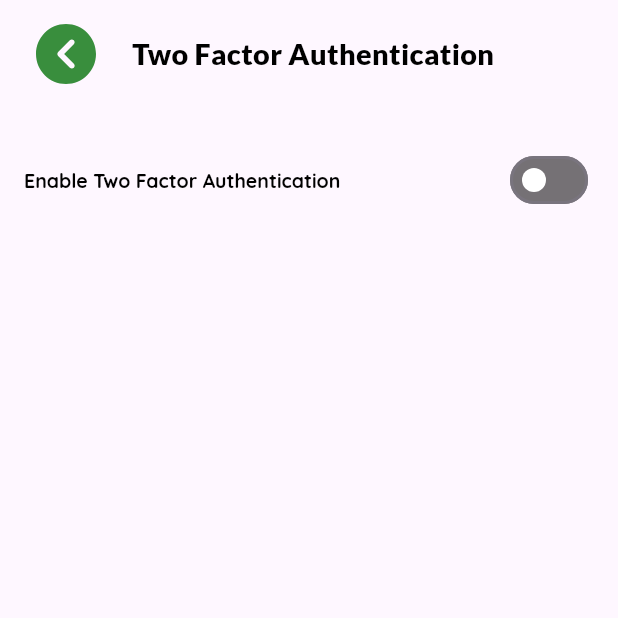
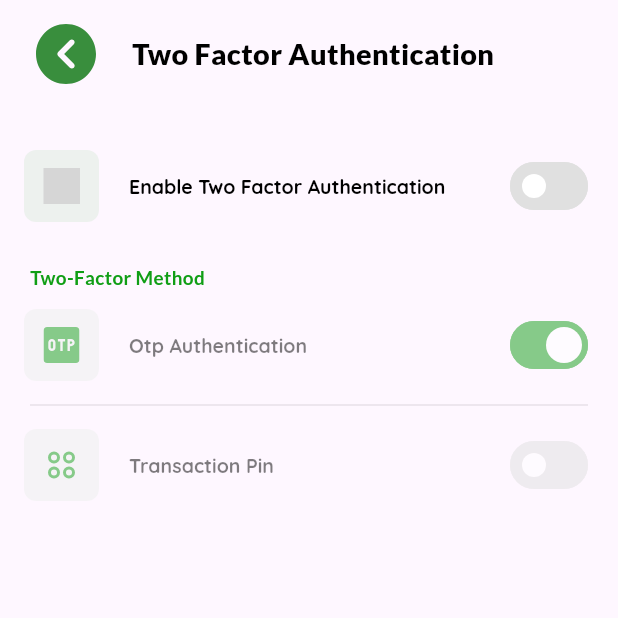
Before and after one commit to taiwoteni/troco, a Flutter app: the TwoFactorAuthenticationScreen screen opened directly, on a phone screen of 412 x 824 dp, the top half of it. Run offline on Flutter 3.47's test engine with Material 3 defaults, Android fonts, the phone set to English and light mode, and no system bars; our stand-ins replace awesome_snackbar_content, cached_network_image, carousel_slider, email_validator, equatable, fl_chart and 9 more; missing offline and left inert: croppy, nigerian_states_and_lga; accounts and stored records are empty; grey boxes are pictures that could not be loaded.

Commit message:
Added two factor authentication

```diff
--- a/lib/features/settings/presentation/two-factor-authentication/views/two-factor-authentication-screen.dart
+++ b/lib/features/settings/presentation/two-factor-authentication/views/two-factor-authentication-screen.dart
@@ -7,6 +7,7 @@ import '../../../../../core/app/font-manager.dart';
 import '../../../../../core/app/size-manager.dart';
 import '../../../../../core/components/images/svg.dart';
 import '../../../../../core/components/others/spacer.dart';
+import '../../../../../core/components/texts/outputs/info-text.dart';
 
 class TwoFactorAuthenticationScreen extends ConsumerStatefulWidget {
   const TwoFactorAuthenticationScreen({super.key});
@@ -19,6 +20,7 @@ class TwoFactorAuthenticationScreen extends ConsumerStatefulWidget {
 class _TwoFactorAuthenticationPageState
     extends ConsumerState<TwoFactorAuthenticationScreen> {
   bool twoFactorEnabled = false;
+  bool otpEnabled = true;
 
   @override
   Widget build(BuildContext context) {
@@ -31,18 +33,44 @@ class _TwoFactorAuthenticationPageState
           children: [
             largeSpacer(),
             enableTwoFactorAuthentication(),
+            largeSpacer(),
+            typeText(),
+            smallSpacer(),
+            otpMethod(),
+            Divider(
+              endIndent: SizeManager.large,
+              color: ColorManager.secondary.withOpacity(0.09),
+              indent: SizeManager.large,
+            ),
+            pinMethod(),
           ],
         ),
       ),
     );
   }
 
+  Widget typeText() {
+    return Padding(
+      padding: const EdgeInsets.symmetric(horizontal: SizeManager.large),
+      child: InfoText(
+        text: "Two-Factor Method",
+        color: ColorManager.accentColor,
+        fontSize: FontSizeManager.regular * 0.9,
+        fontWeight: FontWeightManager.semibold,
+      ),
+    );
+  }
+
   Widget enableTwoFactorAuthentication() {
     return ListTile(
+      onTap: () {
+        setState(() => twoFactorEnabled = !twoFactorEnabled);
+      },
       dense: true,
       contentPadding: const EdgeInsets.symmetric(
-          vertical: SizeManager.small, horizontal: SizeManager.medium),
+          vertical: SizeManager.regular, horizontal: SizeManager.medium),
       horizontalTitleGap: SizeManager.large,
+      leading: leading(subAssetString: "two-factor-authentication"),
       title: const Text("Enable Two Factor Authentication"),
       titleTextStyle: TextStyle(
           color: ColorManager.primary,
@@ -56,15 +84,97 @@ class _TwoFactorAuthenticationPageState
     );
   }
 
+  Widget otpMethod() {
+    return AnimatedOpacity(
+      opacity: twoFactorEnabled ? 1 : 0.5,
+      duration: const Duration(milliseconds: 300),
+      curve: Curves.ease,
+      child: ListTile(
+        onTap: () {
+          if (!twoFactorEnabled) {
+            return;
+          }
+          setState(() => otpEnabled = !otpEnabled);
+        },
+        dense: true,
+        contentPadding: const EdgeInsets.symmetric(
+            vertical: SizeManager.regular, horizontal: SizeManager.medium),
+        horizontalTitleGap: SizeManager.large,
+        leading: leading(subAssetString: "otp"),
+        title: const Text("Otp Authentication"),
+        titleTextStyle: TextStyle(
+            color: ColorManager.primary,
+            fontFamily: 'quicksand',
+            overflow: TextOverflow.ellipsis,
+            fontSize: FontSizeManager.regular * 1.2,
+            fontWeight: FontWeightManager.extrabold),
+        trailing: switchWidget(
+            enabled: otpEnabled,
+            onChanged: (value) => setState(() => otpEnabled = value)),
+      ),
+    );
+  }
+
+  Widget pinMethod() {
+    return AnimatedOpacity(
+      opacity: twoFactorEnabled ? 1 : 0.5,
+      duration: const Duration(milliseconds: 300),
+      curve: Curves.ease,
+      child: ListTile(
+        onTap: () {
+          if (!twoFactorEnabled) {
+            return;
+          }
+          setState(() => otpEnabled = !otpEnabled);
+        },
+        dense: true,
+        contentPadding: const EdgeInsets.symmetric(
+            vertical: SizeManager.regular, horizontal: SizeManager.medium),
+        horizontalTitleGap: SizeManager.large,
+        leading: leading(subAssetString: "change-pin"),
+        title: const Text("Transaction Pin"),
+        titleTextStyle: TextStyle(
+            color: ColorManager.primary,
+            fontFamily: 'quicksand',
+            overflow: TextOverflow.ellipsis,
+            fontSize: FontSizeManager.regular * 1.2,
+            fontWeight: FontWeightManager.extrabold),
+        trailing: switchWidget(
+            enabled: !otpEnabled,
+            onChanged: (value) => setState(() => otpEnabled = !value)),
+      ),
+    );
+  }
+
+  Widget leading({required final String subAssetString}) {
+    return Container(
+      width: IconSizeManager.large,
+      height: IconSizeManager.large,
+      decoration: BoxDecoration(
+          color: ColorManager.accentColor.withOpacity(0.07),
+          borderRadius: BorderRadius.circular(SizeManager.regular)),
+      alignment: Alignment.center,
+      child: SvgIcon(
+        svgRes: AssetManager.svgFile(name: subAssetString),
+        color: ColorManager.accentColor,
+        size: const Size.square(IconSizeManager.regular * 1.2),
+      ),
+    );
+  }
+
   Widget switchWidget(
       {required bool enabled,
       required final void Function(bool value) onChanged}) {
+    final color = ColorManager.secondaryDark;
     return Switch(
+        materialTapTargetSize: MaterialTapTargetSize.shrinkWrap,
         value: enabled,
-        inactiveTrackColor: ColorManager.secondary,
+        inactiveTrackColor: color,
         inactiveThumbColor: ColorManager.background,
         activeColor: ColorManager.background,
         activeTrackColor: ColorManager.accentColor,
+        trackOutlineColor: MaterialStatePropertyAll(
+            enabled ? ColorManager.accentColor : color),
         onChanged: onChanged);
   }
 
```
